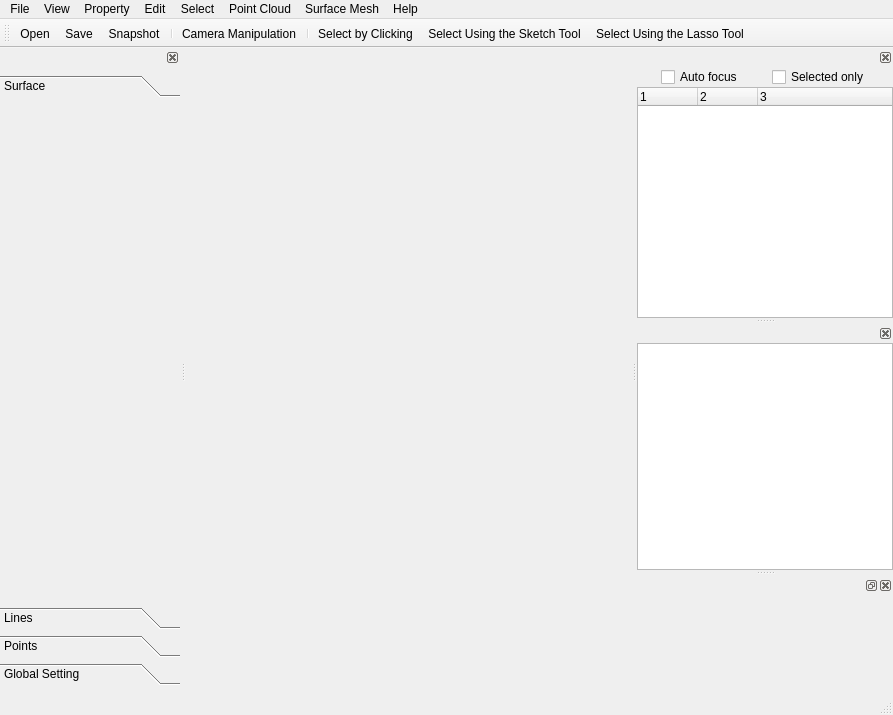
Old version of the form applications/Mapple/main_window.ui in the repository LiangliangNan/Easy3D.
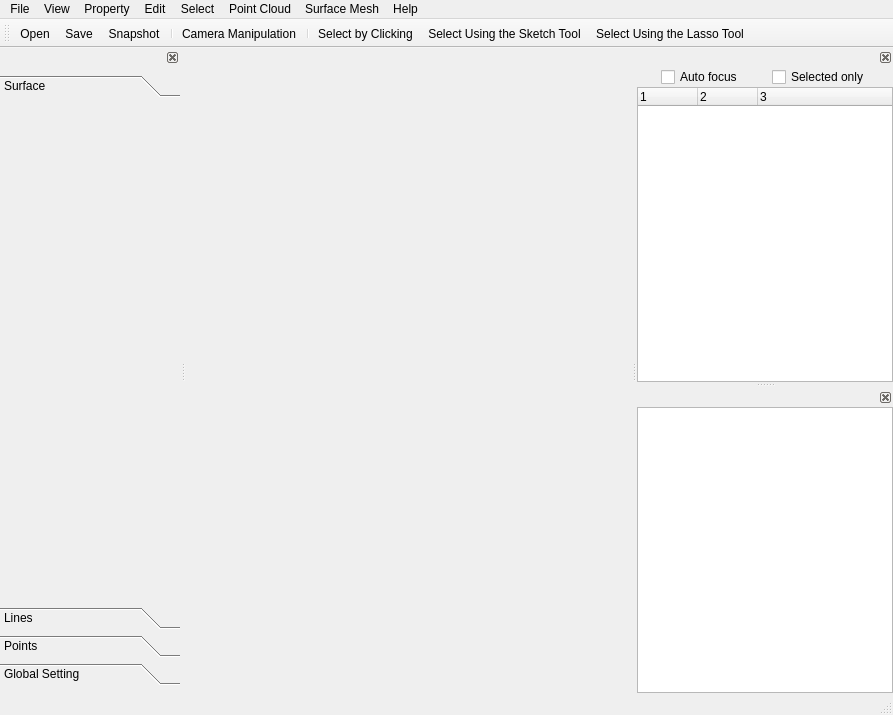
New version of the form. Icons and pictures are not drawn. Custom widgets are drawn as their Qt base class.

Patch:
```diff
--- a/applications/Mapple/main_window.ui
+++ b/applications/Mapple/main_window.ui
@@ -517,49 +517,6 @@
     </layout>
    </widget>
   </widget>
-  <widget class="QDockWidget" name="dockWidgetCommands">
-   <property name="enabled">
-    <bool>true</bool>
-   </property>
-   <property name="minimumSize">
-    <size>
-     <width>66</width>
-     <height>100</height>
-    </size>
-   </property>
-   <property name="floating">
-    <bool>true</bool>
-   </property>
-   <property name="features">
-    <set>QDockWidget::AllDockWidgetFeatures</set>
-   </property>
-   <property name="allowedAreas">
-    <set>Qt::RightDockWidgetArea</set>
-   </property>
-   <attribute name="dockWidgetArea">
-    <number>2</number>
-   </attribute>
-   <widget class="QWidget" name="dockWidgetContentsCommands">
-    <layout class="QVBoxLayout" name="verticalLayout_8">
-     <item>
-      <layout class="QVBoxLayout" name="verticalLayoutCommands"/>
-     </item>
-     <item>
-      <spacer name="verticalSpacer">
-       <property name="orientation">
-        <enum>Qt::Vertical</enum>
-       </property>
-       <property name="sizeHint" stdset="0">
-        <size>
-         <width>20</width>
-         <height>40</height>
-        </size>
-       </property>
-      </spacer>
-     </item>
-    </layout>
-   </widget>
-  </widget>
   <action name="actionOpen">
    <property name="icon">
     <iconset>
```
